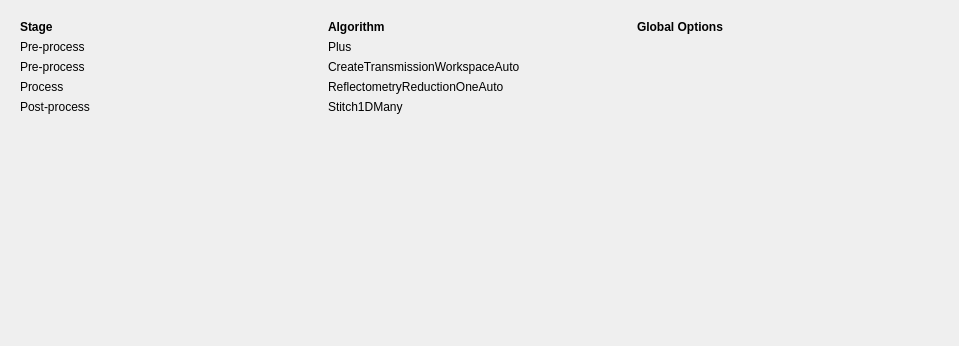
The window that MantidQt/CustomInterfaces/inc/MantidQtCustomInterfaces/Reflectometry/ReflSettingsTabWidget.ui (mantidproject/mantid) describes before a commit, drawn with Qt 5.
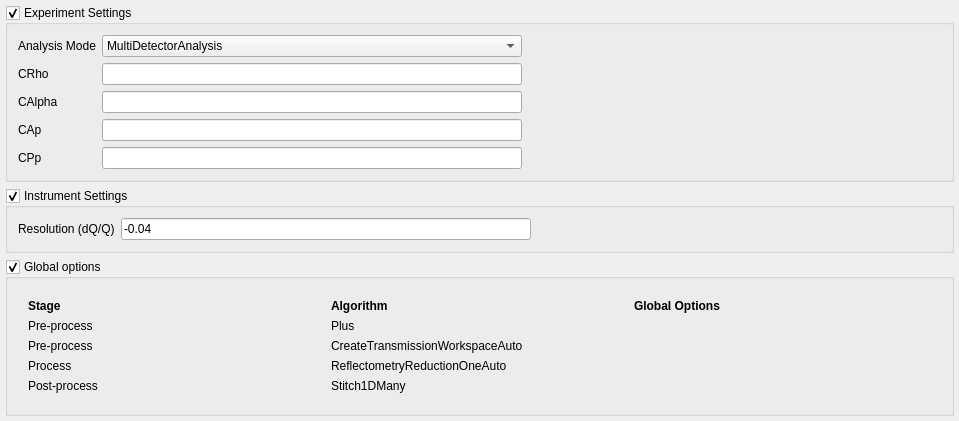
The same window after the commit.

Commit message: Re #16983 Adding some widgets to the tab

Diff of the .ui file:
```diff
--- a/MantidQt/CustomInterfaces/inc/MantidQtCustomInterfaces/Reflectometry/ReflSettingsTabWidget.ui
+++ b/MantidQt/CustomInterfaces/inc/MantidQtCustomInterfaces/Reflectometry/ReflSettingsTabWidget.ui
@@ -13,6 +13,149 @@
     <property name="windowTitle">
       <string>Settings Tab</string>
     </property>
+    <layout class="QVBoxLayout" name="settingsMainLayout">
+      <property name="margin">
+        <number>5</number>
+      </property>
+      <item>
+        <widget class="QGroupBox" name="expSettingsGroup">
+          <property name="title">
+            <string>Experiment Settings</string>
+          </property>
+          <property name="checkable">
+            <bool>true</bool>
+          </property>
+          <layout class="QGridLayout" name="expSettingsLayout">
+            <property name="margin">
+              <number>10</number>
+            </property>
+            <item row="0" column="0">
+              <widget class="QLabel" name="analysisModeLabel">
+                <property name="text">
+                  <string>Analysis Mode</string>
+                </property>
+              </widget>
+            </item>
+            <item row="0" column="1">
+              <widget class="QComboBox" name="analysisModeComboBox">
+                <item>
+                  <property name="text">
+                    <string>MultiDetectorAnalysis</string>
+                  </property>
+                </item>
+                <item>
+                  <property name="text">
+                    <string>PointDetectorAnalysis</string>
+                  </property>
+                </item>
+              </widget>
+            </item>
+            <item row="0" column="2">
+              <spacer name="instSettingsSpacer">
+                <property name="orientation">
+                  <enum>Qt::Horizontal</enum>
+                </property>
+                <property name="sizeHint" stdset="0">
+                  <size>
+                    <width>40</width>
+                    <height>20</height>
+                  </size>
+                </property>
+              </spacer>
+            </item>
+            <item row="1" column="0">
+              <widget class="QLabel" name="expSettingsCRhoLabel">
+                <property name="text">
+                  <string>CRho</string>
+                </property>
+              </widget>
+            </item>
+            <item row="1" column="1">
+              <widget class="QLineEdit" name="expSettingsCRhoEdit"/>
+            </item>
+            <item row="2" column="0">
+              <widget class="QLabel" name="expSettingsCAlphaLabel">
+                <property name="text">
+                  <string>CAlpha</string>
+                </property>
+              </widget>
+            </item>
+            <item row="2" column="1">
+              <widget class="QLineEdit" name="expSettingsCAlphaEdit"/>
+            </item>
+            <item row="3" column="0">
+              <widget class="QLabel" name="expSettingsCApLabel">
+                <property name="text">
+                  <string>CAp</string>
+                </property>
+              </widget>
+            </item>
+            <item row="3" column="1">
+              <widget class="QLineEdit" name="expSettingsCApEdit"/>
+            </item>
+            <item row="4" column="0">
+              <widget class="QLabel" name="expSettingsCPpLabel">
+                <property name="text">
+                  <string>CPp</string>
+                </property>
+              </widget>
+            </item>
+            <item row="4" column="1">
+              <widget class="QLineEdit" name="expSettingsCPpEdit"/>
+            </item>
+          </layout>
+        </widget>
+      </item>
+      <item>
+        <widget class="QGroupBox" name="instSettingsGroup">
+          <property name="title">
+            <string>Instrument Settings</string>
+          </property>
+          <property name="checkable">
+            <bool>true</bool>
+          </property>
+          <layout class="QGridLayout" name="instSettingsLayout">
+            <property name="margin">
+              <number>10</number>
+            </property>
+            <item row="0" column="0">
+              <widget class="QLabel" name="resolutionLabel">
+                <property name="text">
+                  <string>Resolution (dQ/Q)</string>
+                </property>
+              </widget>
+            </item>
+            <item row="0" column="1">
+              <widget class="QLineEdit" name="resolutionLineEdit">
+                <property name="text">
+                  <string>-0.04</string>
+                </property>
+              </widget>
+            </item>
+            <item row="0" column="2">
+              <spacer name="expSettingsSpacer">
+                <property name="orientation">
+                  <enum>Qt::Horizontal</enum>
+                </property>
+                <property name="sizeHint" stdset="0">
+                  <size>
+                    <width>40</width>
+                    <height>20</height>
+                  </size>
+                </property>
+              </spacer>
+            </item>
+          </layout>
+        </widget>
+      </item>
+      <item>
+        <widget class="QGroupBox" name="globalSettingsGroup">
+          <property name="title">
+            <string>Global options</string>
+          </property>
+          <property name="checkable">
+            <bool>true</bool>
+          </property>
     <layout class="QGridLayout" name="optionsLayout">
       <property name="margin">
         <number>20</number>
@@ -124,6 +267,9 @@
             </size>
           </property>
         </spacer>
+            </item>
+          </layout>
+        </widget>
       </item>
     </layout>
   </widget>
```
Lines whose indentation alone changed are shown as unchanged.
